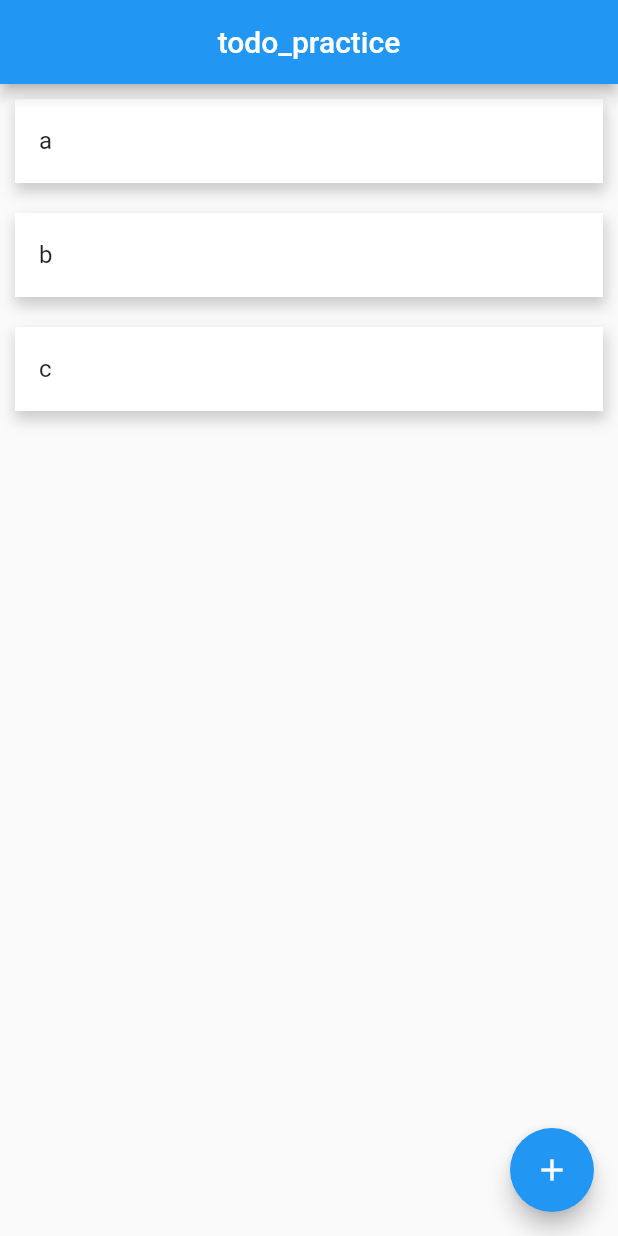
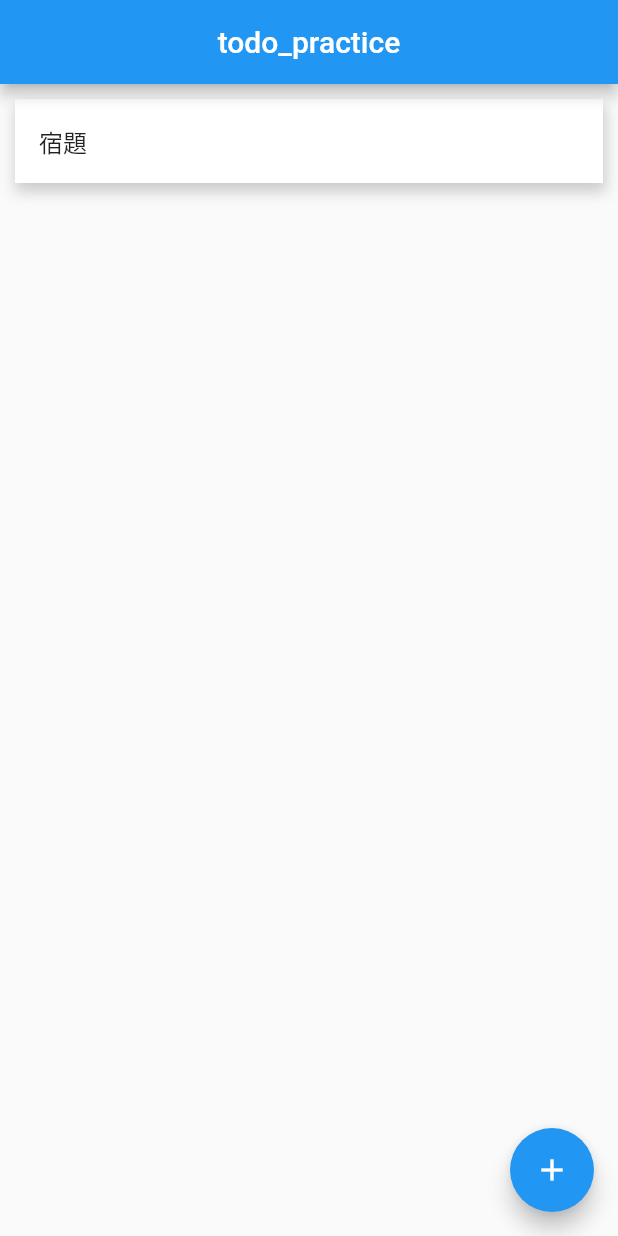
Before and after one commit to shintachan1222/todo_practice, a Flutter app: the screen it shows after launch, on a phone screen of 412 x 824 dp. Run offline on Flutter 3.47's test engine with Material 2 defaults, Android fonts, the phone set to English and light mode, and no system bars; our stand-ins replace flutter_hooks, freezed_annotation, hooks_riverpod, state_notifier; generated files the repository leaves out were written again.

Commit message:
ontapから追加画面に行けるように

```diff
--- a/lib/addtodo.dart
+++ b/lib/addtodo.dart
@@ -2,7 +2,7 @@ import 'package:flutter/material.dart';
 import 'package:flutter_hooks/flutter_hooks.dart';
 
 class Addtodo extends HookWidget {
-  const Addtodo({Key key}) : super(key: key);
+  const Addtodo({Key key, String title}) : super(key: key);
 
   @override
   Widget build(BuildContext context) {
--- a/lib/homepage.dart
+++ b/lib/homepage.dart
@@ -5,7 +5,7 @@ import 'package:todo_practice/addtodo.dart';
 import 'package:todo_practice/todo_controller.dart';
 
 class Homepage extends HookWidget {
-  const Homepage({Key key}) : super(key: key);
+  const Homepage({Key key, String title}) : super(key: key);
 
   @override
   Widget build(BuildContext context) {
@@ -19,7 +19,7 @@ class Homepage extends HookWidget {
       body: ListView.builder(
         itemCount: state.length,
         itemBuilder: (BuildContext context, int index) {
-          return _listItem(state[index]);
+          return _listItem(context, state[index]);
         },
       ),
       floatingActionButton: FloatingActionButton(
@@ -33,8 +33,13 @@ class Homepage extends HookWidget {
     );
   }
 
-  Widget _listItem(String name) {
-    return Container(
+  Widget _listItem(BuildContext context, String name) {
+    return GestureDetector(
+      onTap: () {
+        Navigator.push(context,
+            MaterialPageRoute<String>(builder: (context) => const Addtodo()));
+      },
+      child: Container(
         decoration: BoxDecoration(
           color: Colors.white,
           boxShadow: [
@@ -50,6 +55,7 @@ class Homepage extends HookWidget {
         child: ListTile(
           title: Text(name),
         ),
+      ),
     );
   }
 }
--- a/lib/main.dart
+++ b/lib/main.dart
@@ -1,5 +1,6 @@
 import 'package:flutter/material.dart';
 import 'package:hooks_riverpod/all.dart';
+
 import 'package:todo_practice/homepage.dart';
 
 void main() => runApp(ProviderScope(child: MyApp()));
--- a/lib/todo_controller.dart
+++ b/lib/todo_controller.dart
@@ -8,7 +8,7 @@ part 'todo_controller.freezed.dart';
 @freezed
 abstract class TodoState with _$TodoState {
   const factory TodoState({
-    @Default(['a', 'b', 'c']) List<String> todo,
+    @Default(['宿題']) List<String> todo,
   }) = _TodoState;
 }
 
```
Also changed, not shown: lib/todo_controller.freezed.dart. Lines whose indentation alone changed are shown as unchanged.
